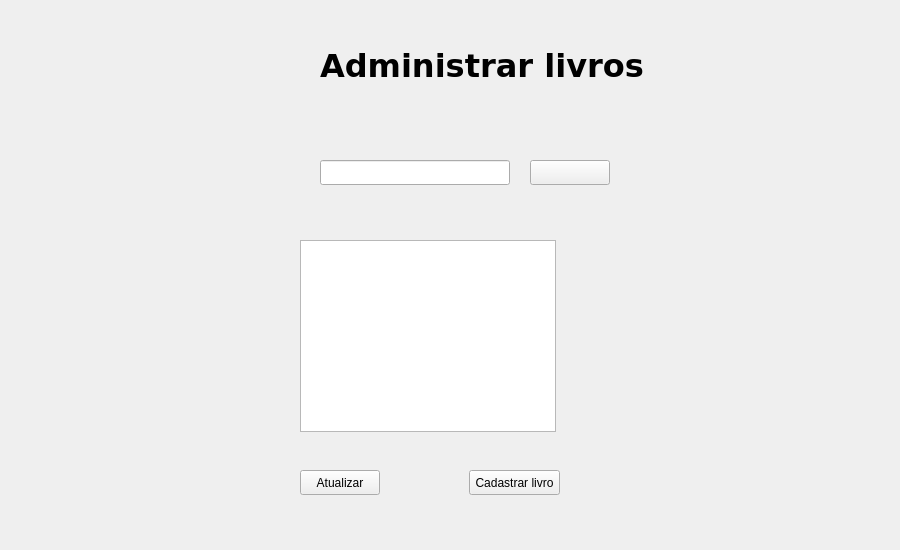
Old version of the form adm_livros.ui in the repository adrianorocha-dev/PiltoverLibrary.
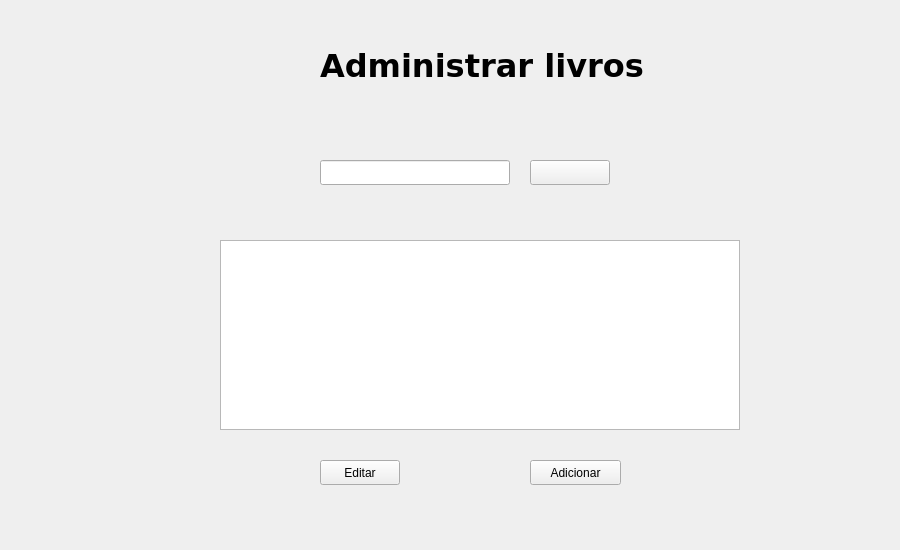
New version of the form. Icons and pictures are not drawn.

Commit message: Tela de administar livro e atualizar livro modificadas

Patch:
```diff
--- a/adm_livros.ui
+++ b/adm_livros.ui
@@ -92,37 +92,47 @@
   <widget class="QTextBrowser" name="textBrowser_info">
    <property name="geometry">
     <rect>
-     <x>300</x>
+     <x>220</x>
      <y>240</y>
-     <width>256</width>
-     <height>192</height>
+     <width>520</width>
+     <height>190</height>
     </rect>
    </property>
   </widget>
   <widget class="QPushButton" name="pushButton_atualizar">
    <property name="geometry">
     <rect>
-     <x>300</x>
-     <y>470</y>
+     <x>320</x>
+     <y>460</y>
      <width>80</width>
      <height>25</height>
     </rect>
    </property>
    <property name="text">
-    <string>Atualizar</string>
+    <string>Editar</string>
+   </property>
+   <property name="icon">
+    <iconset>
+     <normalon>Icon/edit-document.png</normalon>
+    </iconset>
    </property>
   </widget>
   <widget class="QPushButton" name="pushButton_cadastrar">
    <property name="geometry">
     <rect>
-     <x>469</x>
-     <y>470</y>
+     <x>530</x>
+     <y>460</y>
      <width>91</width>
      <height>25</height>
     </rect>
    </property>
    <property name="text">
-    <string>Cadastrar livro</string>
+    <string>Adicionar</string>
+   </property>
+   <property name="icon">
+    <iconset>
+     <normalon>Icon/addition-sign.png</normalon>
+    </iconset>
    </property>
   </widget>
  </widget>
```
Left out of the diff: 10 changed lines with no effect on the pictures. The commit also changes 3 other files.
